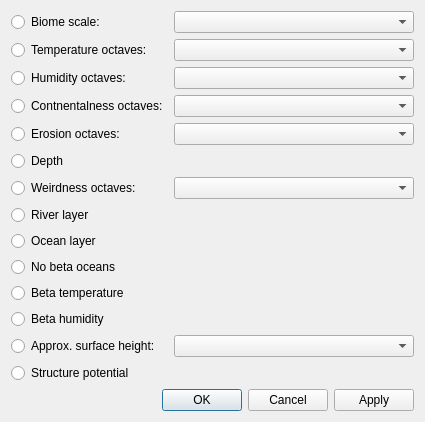
Old version of the form src/layerdialog.ui in the repository DUzzL/Seed-Atlas.
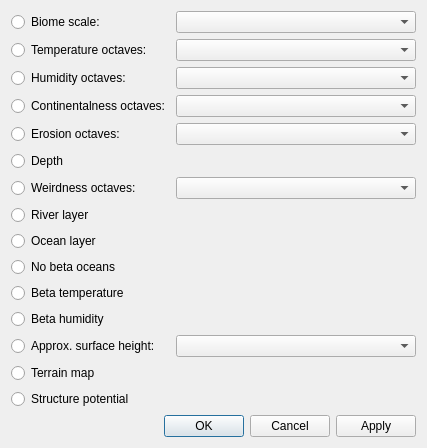
New version of the form. Icons and pictures are not drawn. Custom widgets are drawn as their Qt base class.

Commit message:
Seed Atlas 4.3.dev0: terrain map, quick filters, review fixes
- Fix lost session results on start and on resumed searches
- Fix mineshaft, biome center and large-radius search conditions
- Fix image export, updater uninstaller check, tile recolor races
- Build the engine with -O3 and strict float rounding; header deps
- Replace deprecated Qt APIs; warning-free build
- Disable the terrain map before Minecraft 1.18

Patch:
```diff
--- a/src/layerdialog.ui
+++ b/src/layerdialog.ui
@@ -78,7 +78,7 @@
      </property>
     </widget>
    </item>
-   <item row="16" column="0" colspan="2">
+   <item row="17" column="0" colspan="2">
     <widget class="QDialogButtonBox" name="buttonBox">
      <property name="orientation">
       <enum>Qt::Horizontal</enum>
@@ -139,11 +139,18 @@
    <item row="5" column="0">
     <widget class="QRadioButton" name="radioNoiseC">
      <property name="text">
-      <string>Contnentalness octaves:</string>
+      <string>Continentalness octaves:</string>
      </property>
     </widget>
    </item>
    <item row="15" column="0">
+    <widget class="QRadioButton" name="radioTerrain">
+     <property name="text">
+      <string>Terrain map</string>
+     </property>
+    </widget>
+   </item>
+   <item row="16" column="0">
     <widget class="QRadioButton" name="radioStruct">
      <property name="text">
       <string>Structure potential</string>
```
The commit also changes 150 other files.
